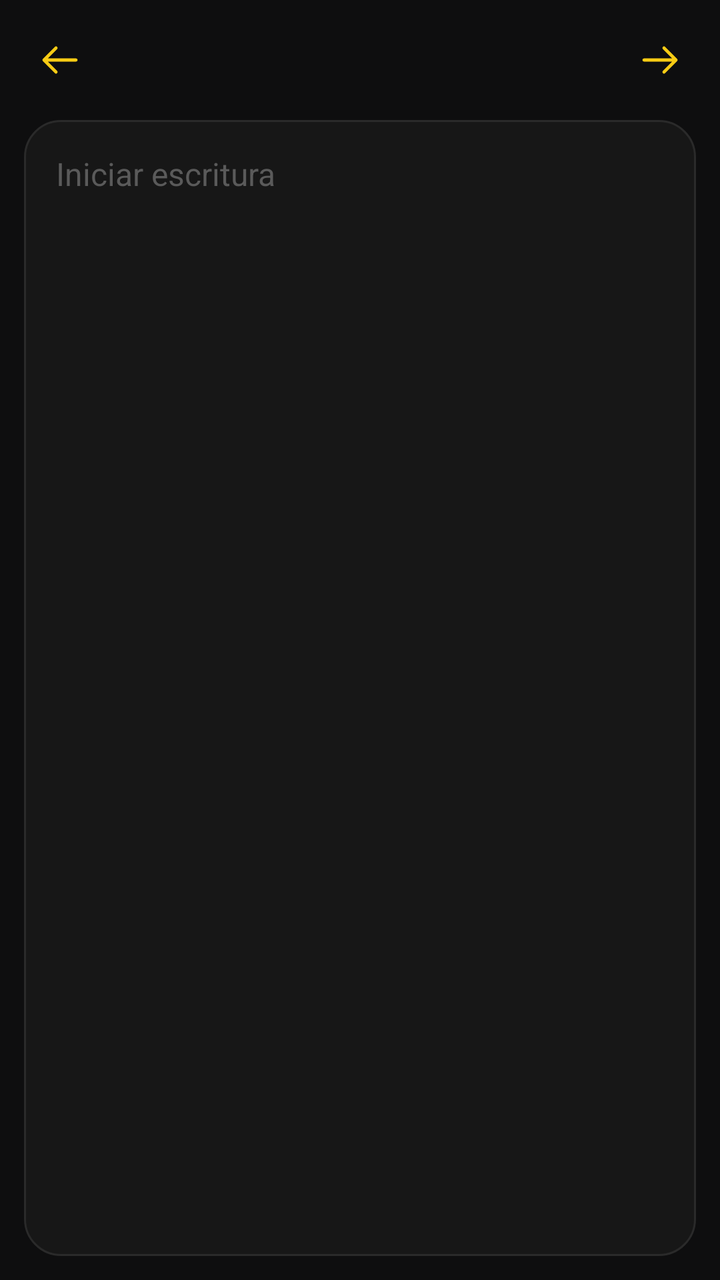
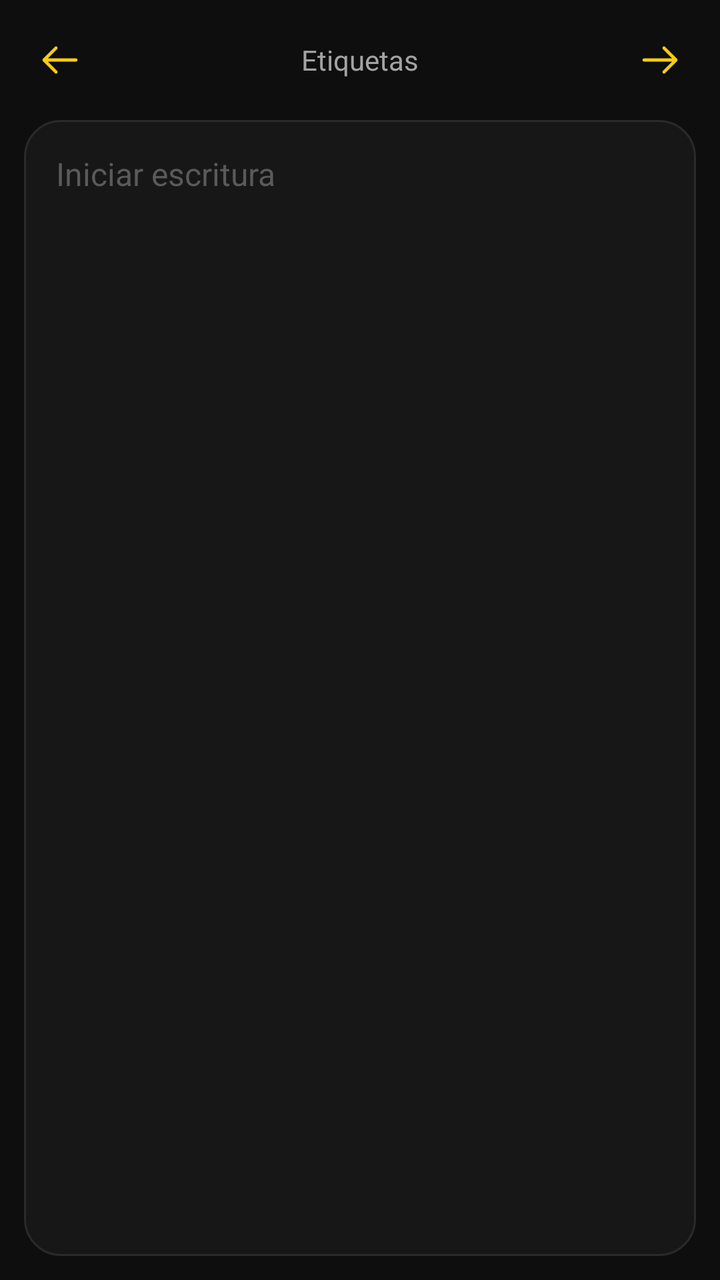

The first picture is an Android layout as it rendered before a commit; the second is the same layout after the commit. The layout source and the unified diff follow.
<!-- AndroidManifest.xml: activity theme Theme.Sarger.Nota -->
<!-- res/layout/activity_nota_rapida.xml -->
<?xml version="1.0" encoding="utf-8"?>
<LinearLayout xmlns:android="http://schemas.android.com/apk/res/android"
    android:id="@+id/raiz_nota"
    android:layout_width="match_parent" android:layout_height="match_parent"
    android:background="#0E0E0F" android:orientation="vertical">
    <LinearLayout android:layout_width="match_parent" android:layout_height="wrap_content"
        android:orientation="horizontal" android:gravity="center_vertical"
        android:paddingStart="6dp" android:paddingEnd="6dp" android:paddingTop="6dp" android:paddingBottom="6dp">
        <ImageView android:id="@+id/boton_cancelar" android:layout_width="48dp" android:layout_height="48dp"
            android:padding="12dp" android:src="@drawable/ic_flecha_atras" android:contentDescription="@string/nota_cancelar"
            android:background="?attr/selectableItemBackgroundBorderless" android:clickable="true" android:focusable="true" />
        <TextView android:id="@+id/fecha_nota" android:layout_width="0dp" android:layout_height="wrap_content" android:layout_weight="1"
            android:gravity="center" android:textColor="#8B8B8B" android:textSize="12sp" android:fontFamily="monospace" />
        <ImageView android:id="@+id/boton_guardar" android:layout_width="48dp" android:layout_height="48dp"
            android:padding="12dp" android:src="@drawable/ic_flecha_guardar" android:contentDescription="@string/nota_guardar"
            android:background="?attr/selectableItemBackgroundBorderless" android:clickable="true" android:focusable="true" />
    </LinearLayout>
    <EditText android:id="@+id/texto_nota"
        android:layout_width="match_parent" android:layout_height="0dp" android:layout_weight="1"
        android:layout_marginStart="12dp" android:layout_marginEnd="12dp" android:layout_marginBottom="12dp"
        android:background="@drawable/nota_fondo_campo" android:padding="16dp"
        android:gravity="top|start" android:inputType="textMultiLine|textCapSentences"
        android:hint="@string/widget_nota_pista" android:textColorHint="#5A5A5A"
        android:textColor="#A3A3A3" android:textCursorDrawable="@drawable/cursor_amarillo"
        android:textSize="16sp" android:lineSpacingExtra="4dp" />
</LinearLayout>
<!-- resources referenced by this layout -->
<resources>
  <!-- drawable cursor_amarillo (drawable) -->
  <?xml version="1.0" encoding="utf-8"?>
  <shape xmlns:android="http://schemas.android.com/apk/res/android" android:shape="rectangle">
      <size android:width="2dp" />
      <solid android:color="#FACC15" />
  </shape>
  <!-- drawable ic_flecha_atras (drawable) -->
  <?xml version="1.0" encoding="utf-8"?>
  <vector xmlns:android="http://schemas.android.com/apk/res/android"
      android:width="24dp" android:height="24dp" android:viewportWidth="24" android:viewportHeight="24">
      <path android:pathData="M20,12 L4,12 M10,6 L4,12 L10,18" android:strokeColor="#FACC15" android:strokeWidth="1.6"
          android:strokeLineCap="round" android:strokeLineJoin="round" android:fillColor="#00000000" />
  </vector>
  <!-- drawable ic_flecha_guardar (drawable) -->
  <?xml version="1.0" encoding="utf-8"?>
  <vector xmlns:android="http://schemas.android.com/apk/res/android"
      android:width="24dp" android:height="24dp" android:viewportWidth="24" android:viewportHeight="24">
      <path android:pathData="M4,12 L20,12 M14,6 L20,12 L14,18" android:strokeColor="#FACC15" android:strokeWidth="1.6"
          android:strokeLineCap="round" android:strokeLineJoin="round" android:fillColor="#00000000" />
  </vector>
  <!-- drawable nota_fondo_campo (drawable) -->
  <?xml version="1.0" encoding="utf-8"?>
  <shape xmlns:android="http://schemas.android.com/apk/res/android" android:shape="rectangle">
      <solid android:color="#171717" />
      <stroke android:width="1dp" android:color="#2A2A2A" />
      <corners android:radius="18dp" />
  </shape>
  <string name="nota_cancelar">Cancelar</string>
  <string name="nota_guardar">Guardar</string>
  <string name="widget_nota_pista">Iniciar escritura</string>
  <style name="Theme.Sarger.Nota" parent="Theme.AppCompat.NoActionBar">
          <item name="android:windowBackground">@color/cdccn_fondo</item>
          <item name="colorAccent">#FACC15</item>
          <item name="colorControlActivated">#FACC15</item>
          <item name="android:textColorHighlight">#665A4D16</item>
          <item name="alertDialogTheme">@style/Theme.AppCompat.Dialog.Alert</item>
      </style>
  <color name="cdccn_fondo">#0E0E0F</color>
</resources>

<!-- the commit's change to res/layout/activity_nota_rapida.xml (unified diff, before → after) -->
@@ -3,14 +3,18 @@
     android:id="@+id/raiz_nota"
     android:layout_width="match_parent" android:layout_height="match_parent"
     android:background="#0E0E0F" android:orientation="vertical">
+    
     <LinearLayout android:layout_width="match_parent" android:layout_height="wrap_content"
         android:orientation="horizontal" android:gravity="center_vertical"
         android:paddingStart="6dp" android:paddingEnd="6dp" android:paddingTop="6dp" android:paddingBottom="6dp">
         <ImageView android:id="@+id/boton_cancelar" android:layout_width="48dp" android:layout_height="48dp"
             android:padding="12dp" android:src="@drawable/ic_flecha_atras" android:contentDescription="@string/nota_cancelar"
             android:background="?attr/selectableItemBackgroundBorderless" android:clickable="true" android:focusable="true" />
-        <TextView android:id="@+id/fecha_nota" android:layout_width="0dp" android:layout_height="wrap_content" android:layout_weight="1"
-            android:gravity="center" android:textColor="#8B8B8B" android:textSize="12sp" android:fontFamily="monospace" />
+        <TextView android:id="@+id/boton_etiquetas" android:layout_width="0dp" android:layout_height="44dp" android:layout_weight="1"
+            android:gravity="center" android:paddingStart="8dp" android:paddingEnd="8dp"
+            android:text="@string/nota_etiquetas" android:textColor="#A3A3A3" android:textSize="14sp"
+            android:singleLine="true" android:ellipsize="end"
+            android:background="?attr/selectableItemBackground" android:clickable="true" android:focusable="true" />
         <ImageView android:id="@+id/boton_guardar" android:layout_width="48dp" android:layout_height="48dp"
             android:padding="12dp" android:src="@drawable/ic_flecha_guardar" android:contentDescription="@string/nota_guardar"
             android:background="?attr/selectableItemBackgroundBorderless" android:clickable="true" android:focusable="true" />
<!-- resource entries referenced after the edit -->
@@ -28,6 +28,7 @@
       <corners android:radius="18dp" />
   </shape>
   <string name="nota_cancelar">Cancelar</string>
+  <string name="nota_etiquetas">Etiquetas</string>
   <string name="nota_guardar">Guardar</string>
   <string name="widget_nota_pista">Iniciar escritura</string>
   <style name="Theme.Sarger.Nota" parent="Theme.AppCompat.NoActionBar">
